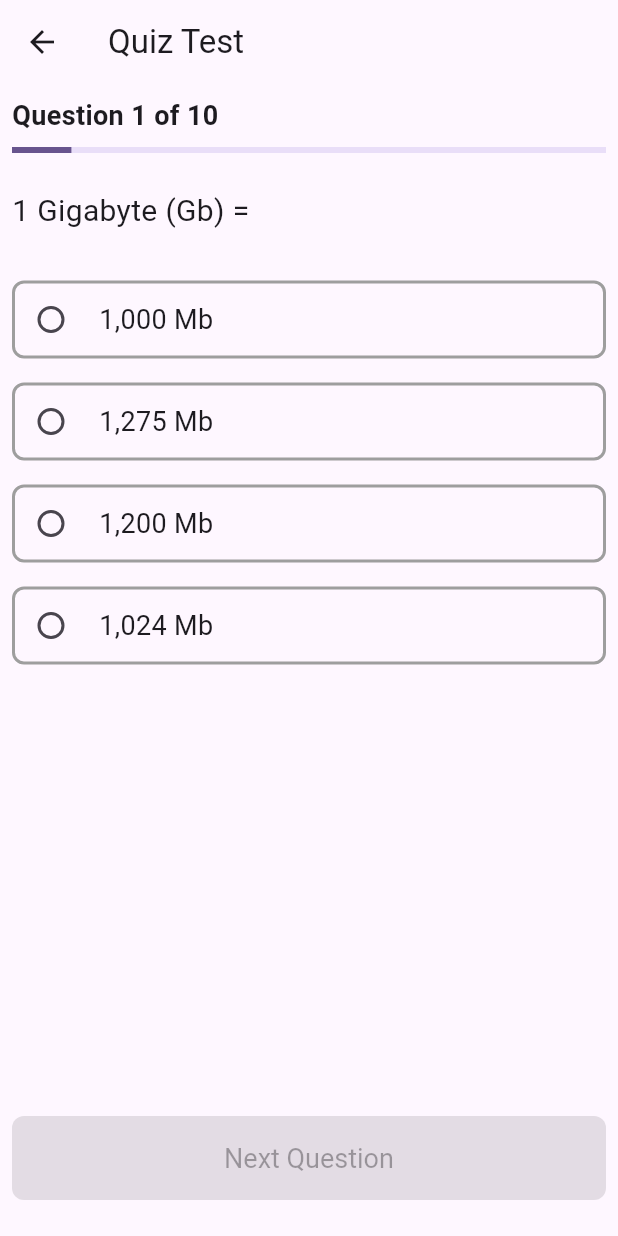
After one commit to WaiYanHtun11/flutter-projects, a Flutter app: the QuizScreen screen opened directly, on a phone screen of 412 x 824 dp. The commit adds this screen. Run offline on Flutter 3.47's test engine with Material 3 defaults, Android fonts, the light colour scheme and no system bars; our stand-ins replace assets_audio_player, flutter_svg.

Commit message:
Quiz App Project

```diff
--- /dev/null
+++ b/quiz_app/lib/main.dart
@@ -0,0 +1,24 @@
+import 'package:flutter/material.dart';
+import 'package:quiz_app/home_screen.dart';
+
+void main() {
+  runApp(const MyApp());
+}
+
+class MyApp extends StatelessWidget {
+  const MyApp({super.key});
+
+  // This widget is the root of your application.
+  @override
+  Widget build(BuildContext context) {
+    return MaterialApp(
+      title: 'Quiz App',
+      debugShowCheckedModeBanner: false,
+      theme: ThemeData(
+        colorScheme: ColorScheme.fromSeed(seedColor: Colors.deepOrangeAccent),
+        useMaterial3: true,
+      ),
+      home: const HomeScreen(),
+    );
+  }
+}
--- /dev/null
+++ b/quiz_app/lib/quiz.dart
@@ -0,0 +1,99 @@
+class Quiz{
+  final String question;
+  List<String> options;
+
+  Quiz({required this.question,required this.options});
+}
+
+List<Quiz> quizData = [
+  Quiz(
+    question: '1 Gigabyte (Gb) =',
+    options: [
+      '1,024 Mb',
+      '1,000 Mb',
+      '1,200 Mb',
+      '1,275 Mb'
+    ],
+  ),
+  Quiz(
+    question: 'Which among the following controls all parts of the computer and known as the brain of computer?',
+    options: [
+      'CPU',
+      'ROM',
+      'RAM',
+      'Processor'
+    ]
+  ),
+  Quiz(
+    question: 'The storage device, which retains data even after power cut, is known as …',
+    options: [
+      'Non-Volatine Storage',
+      'Direct Storage',
+      'Indirect Storage',
+      'Volatine Storage'
+    ]
+  ),
+  Quiz(
+    question: 'A set of instructions or guidelines that commands computer how to perform a task is known as …',
+    options: [
+      'Program',
+      'Software',
+      'Hardware',
+      'Store Data'
+    ]
+  ),
+  Quiz(
+    question: 'In reference to computer system, program has the similar meaning as of …',
+    options: [
+      'Software',
+      'Information',
+      'Data',
+      'Security System'
+    ]
+  ),
+  Quiz(
+    question: 'A person who uses his expertise to gain access of other’s computer illegally is known as …',
+    options: [
+      'Hacker',
+      'Programmer',
+      'Spammer',
+      'Developer'
+    ]
+  ),
+  Quiz(
+    question: 'In a network system, which among the following is the most powerful computer?',
+    options: [
+      'Transmission Control Protocol',
+      'File Transfer Protocol',
+      'HTML',
+      'HTTP'
+    ]
+  ),
+  Quiz(
+    question: ' Which among the following is the shortcut key to close the active window?',
+    options: [
+      'Alt + F4',
+      'Ctrl + F6',
+      'Alt + F10',
+      'Ctrl + L'
+    ]
+  ),
+  Quiz(
+    question: 'Which among the following is not a computer language?',
+    options: [
+      'DRAM',
+      'ALGOL',
+      'COBOL',
+      'PASCAL'
+    ]
+  ),
+  Quiz(
+    question: 'One of the major works of software is to transform data into ……',
+    options: [
+      'Information',
+      'Video',
+      'Website',
+      'Software Program'
+    ]
+  ),
+];
--- /dev/null
+++ b/quiz_app/lib/quiz_screen.dart
@@ -0,0 +1,252 @@
+import 'package:flutter/material.dart';
+import 'package:quiz_app/quiz.dart';
+class QuizScreen extends StatefulWidget {
+  const QuizScreen({super.key});
+
+  @override
+  State<QuizScreen> createState() => _QuizScreenState();
+}
+
+class _QuizScreenState extends State<QuizScreen> {
+  List<Quiz> quizzes = [];
+  List<String> answers = [];
+  List<String> userAnswers = [];
+  int index = 0;
+  String? selectedAnswer;
+  bool isFinished = false;
+
+  void initData(){
+      quizzes = quizData;
+      for(Quiz quiz in quizzes){
+          answers.add(quiz.options.first);
+          int currentQuizIndex = quizzes.indexOf(quiz);
+          quizzes[currentQuizIndex].options.shuffle();
+      }
+  }
+  int getCorrectCount(){
+    int count = 0;
+    for(int i = 0 ; i < 10 ; i++){
+      if(userAnswers[i] == answers[i]) count++;
+    }
+    return count;
+  }
+
+  @override
+  void initState() {
+    // TODO: implement initState
+    initData();
+    super.initState();
+  }
+  Widget buildAnswerOptions(List<String> options){
+    return AnimatedContainer(
+      curve: Curves.bounceInOut,
+      duration: const Duration(milliseconds: 800),
+      child: Column(
+        children: List.generate(
+            options.length,
+                (index) => buildOption(options[index])
+        ),
+      ),
+    );
+  }
+  Widget buildOption(String option){
+    return Padding(
+      padding: const EdgeInsets.symmetric(vertical: 8),
+      child: InkWell(
+        onTap: (){ setState(()=> selectedAnswer = option);},
+        child: Container(
+          decoration: BoxDecoration(
+            border: Border.all(
+                color: selectedAnswer == option ? Colors.deepOrangeAccent : Colors.grey,
+              width: 2
+            ),
+            borderRadius: BorderRadius.circular(8)
+          ),
+          child: Row(
+            mainAxisSize: MainAxisSize.max,
+            children: [
+              Radio<String>(
+                value: option,
+                groupValue: selectedAnswer,
+                onChanged: (String? newValue){
+                  setState(() {
+                    selectedAnswer = newValue;
+                  });
+                },
+              ),
+              const SizedBox(width: 8),
+              Expanded(
+                  child: Text(
+                    option,
+                    overflow: TextOverflow.ellipsis,
+                    style: const TextStyle(fontSize: 18),
+                  )
+              ),
+            ],
+          ),
+        ),
+      ),
+    );
+  }
+  Widget buildResultOption(String option,int idx){
+    return Padding(
+      padding: const EdgeInsets.symmetric(vertical: 8),
+      child: InkWell(
+        onTap: null,
+        child: Container(
+          decoration: BoxDecoration(
+              border: Border.all(
+                  color: userAnswers[idx] == option ?
+                  userAnswers[idx] == answers[idx] ? Colors.green : Colors.deepOrangeAccent
+                  : Colors.grey,
+                  width: 2
+              ),
+              borderRadius: BorderRadius.circular(8)
+          ),
+          child: Row(
+            mainAxisSize: MainAxisSize.max,
+            children: [
+              Radio<String>(
+                value: option,
+                activeColor: userAnswers[idx] == answers[idx] ?
+                            Colors.green : Colors.deepOrangeAccent,
+                groupValue: userAnswers[idx] == option ? option : '',
+                onChanged: (_){},
+              ),
+              const SizedBox(width: 8),
+              Expanded(
+                  child: Text(
+                    option,
+                    overflow: TextOverflow.ellipsis,
+                    style: const TextStyle(fontSize: 18),
+                  )
+              ),
+            ],
+          ),
+        ),
+      ),
+    );
+  }
+
+  Widget buildNextButton(){
+    return Padding(
+      padding: const EdgeInsets.symmetric(horizontal: 8,vertical: 24),
+      child: SizedBox(
+        height: 56,
+        child: ElevatedButton(
+          style: ElevatedButton.styleFrom(
+            backgroundColor: Colors.deepOrangeAccent,
+            foregroundColor: Colors.white,
+            textStyle: const TextStyle(fontSize: 18),
+            shape: const RoundedRectangleBorder(
+                borderRadius: BorderRadius.all(Radius.circular(8))
+            )
+          ),
+          onPressed: isFinished ? (){
+            setState(() {
+              userAnswers.clear();
+              index = 0;
+              isFinished = false;
+            });
+          }: selectedAnswer == null ? null : (){
+            if(index > 8){
+              // show result
+              setState(() {
+                userAnswers.add(selectedAnswer!);
+                selectedAnswer = null;
+                isFinished = true;
+              });
+
+            }else {
+              setState(() {
+                userAnswers.add(selectedAnswer!);
+                selectedAnswer = null;
+                index++;
+              });
+            }
+          },
+          child: Text(isFinished ? 'Take Quiz Again': index == 9 ? 'Submit Quiz' : 'Next Question'),
+        ),
+      ),
+    );
+  }
+  Widget buildResult(){
+    return SingleChildScrollView(
+      child: Column(
+        mainAxisAlignment: MainAxisAlignment.start,
+        children: [
+          const Center(child: Text('Quiz Result',style: TextStyle(fontSize: 24))),
+          const SizedBox(height: 24),
+          Center(
+              child: Text(
+                  'Your Answer ${getCorrectCount()} of 10 questions correctly',
+                style: const TextStyle(fontSize: 18),
+              )
+          ),
+          ListView.builder(
+            padding: const EdgeInsets.all(8),
+            physics: const NeverScrollableScrollPhysics(),
+            itemCount: quizzes.length,
+              shrinkWrap: true,
+              itemBuilder: (context,index){
+                return Column(
+                  crossAxisAlignment: CrossAxisAlignment.start,
+                  children: [
+                    Text(
+                        quizzes[index].question,
+                        style: const TextStyle(fontSize: 20)
+                    ),
+                    const SizedBox(height: 24),
+                    Column(
+                      children: List.generate(4, (optionIndex){
+                        return buildResultOption(
+                            quizzes[index].options[optionIndex],
+                            index
+                        );
+                      }),
+                    ),
+                    const SizedBox(height: 24),
+                  ],
+                );
+              }
+          )
+        ],
+      ),
+    );
+  }
+
+  @override
+  Widget build(BuildContext context) {
+    return SafeArea(
+      top: false,
+      child: Scaffold(
+        appBar: AppBar(title: const Text('Quiz Test')),
+        body: isFinished ? buildResult() : Padding(
+          padding: const EdgeInsets.all(8.0),
+          child: Column(
+            crossAxisAlignment: CrossAxisAlignment.start,
+            mainAxisAlignment: MainAxisAlignment.start,
+            children: [
+              Text('Question ${index + 1} of 10',
+                style: const TextStyle(
+                    fontSize: 18,
+                    fontWeight: FontWeight.bold
+                )
+              ),
+              const SizedBox(height: 8),
+              LinearProgressIndicator(value: (index + 1) / 10),
+              const SizedBox(height: 24),
+              Text(
+                  quizzes[index].question,
+                  style: const TextStyle(fontSize: 20)
+              ),
+              const SizedBox(height: 24),
+              buildAnswerOptions(quizzes[index].options)
+            ],
+          ),
+        ),
+        bottomNavigationBar: buildNextButton(),
+      ),
+    );
+  }
+}
```
Also changed, not shown: addtodo/lib/homescreen.dart (+43 -5 lines), quiz_app/analysis_options.yaml (added, +28 -0 lines), quiz_app/lib/home_screen.dart (added, +35 -0 lines), quiz_app/pubspec.yaml (added, +101 -0 lines), quiz_app/assets/appicon.png (added), quiz_app/assets/quiz.png (added), quiz_app/pubspec.lock (added), 81 other files.
